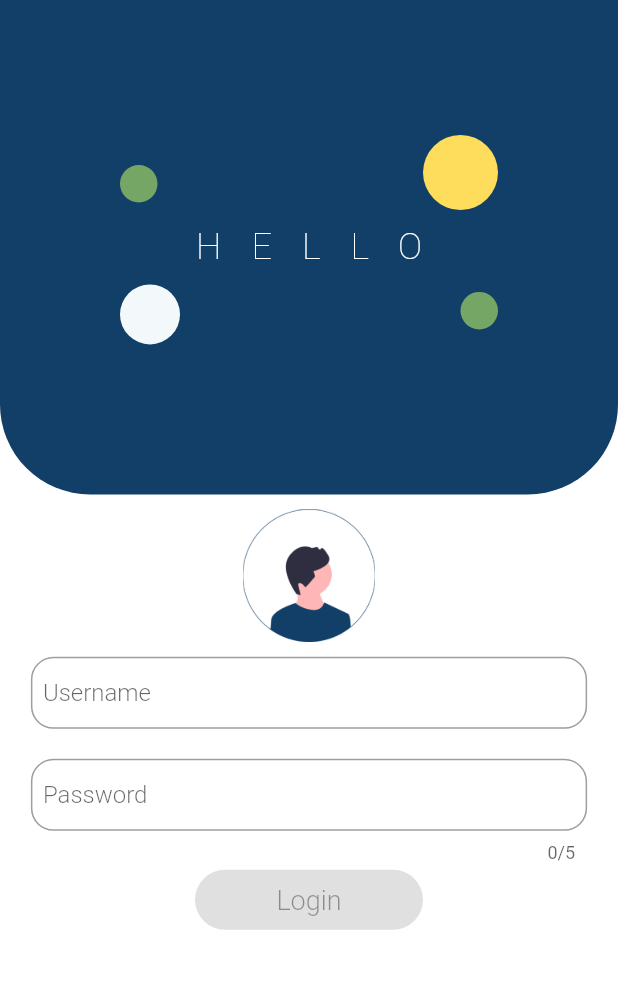
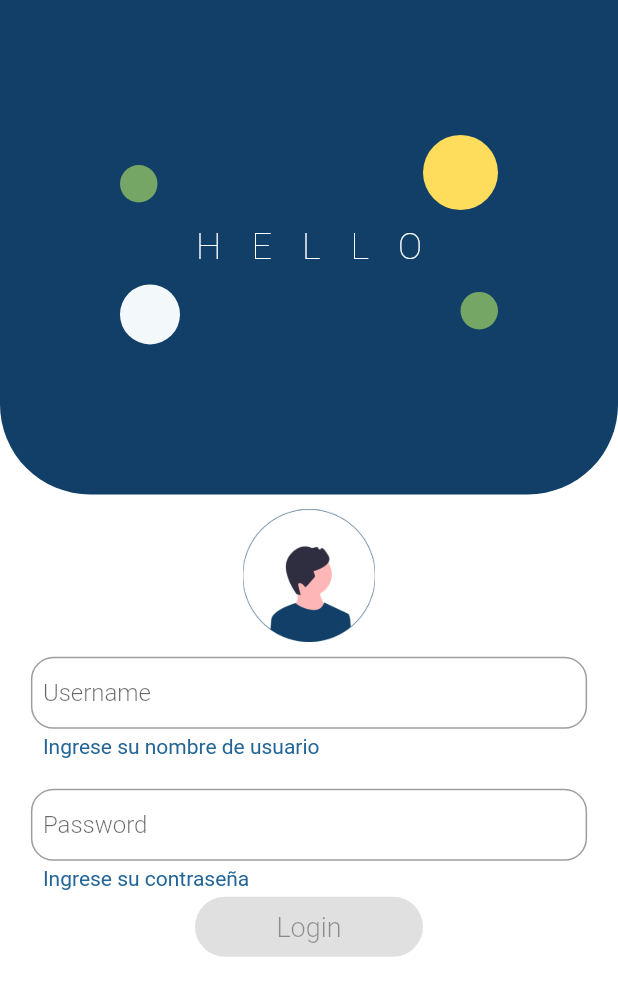
Before and after one commit to hamRS/test-evaluacion-tecnica, a Flutter app: the screen it shows after launch, on a phone screen of 412 x 824 dp. Shown: the top 996 px of the screen. Run offline on Flutter 3.47's test engine with Material 2 defaults, Android fonts, the phone set to English and light mode, and no system bars; our stand-ins replace bloc, equatable, flutter_bloc, formz.

```diff
--- /dev/null
+++ b/lib/core/routes/app_router.dart
@@ -0,0 +1,8 @@
+import 'package:flutter/material.dart';
+import 'package:flutter_tech/features/login/presentation/page/login_page.dart';
+
+class AppRouter {
+  static Map<String, WidgetBuilder> routes = {
+    "/": (context) => const LoginPage(),
+  };
+}
--- a/lib/features/login/presentation/page/login_page.dart
+++ b/lib/features/login/presentation/page/login_page.dart
@@ -6,6 +6,7 @@ import 'package:flutter_tech/features/login/presentation/bloc/login_page_form_bl
 import 'package:flutter_tech/features/login/presentation/view/login_view.dart';
 
 class LoginPage extends StatelessWidget {
+  static const String route = "/";
   const LoginPage({super.key});
 
   @override
--- a/lib/features/login/presentation/validation/password_input.dart
+++ b/lib/features/login/presentation/validation/password_input.dart
@@ -26,11 +26,11 @@ extension UsernameInputErrorMessage on PasswordInputError {
   String? get errorMessage {
     switch (this) {
       case PasswordInputError.empty:
-        return "Password no puede ser vacio";
+        return "Ingrese su contraseña";
       case PasswordInputError.notValid:
-        return "Password debe ser numerico";
+        return "Ingrese un numero";
       case PasswordInputError.lessthan5:
-        return "Password debe ser 5 digitos";
+        return "La contraseña debe tener 5 digitos";
     }
   }
 }
--- a/lib/features/login/presentation/validation/username_intput.dart
+++ b/lib/features/login/presentation/validation/username_intput.dart
@@ -22,7 +22,7 @@ extension UsernameInputErrorMessage on UsernameInputError {
   String? get errorMessage {
     switch (this) {
       case UsernameInputError.empty:
-        return "Username no puede ser vacio";
+        return "Ingrese su nombre de usuario";
     }
   }
 }
--- a/lib/features/login/presentation/view/login_view.dart
+++ b/lib/features/login/presentation/view/login_view.dart
@@ -8,6 +8,8 @@ import 'package:flutter_tech/core/ui/constants/colors.dart';
 import 'package:flutter_tech/core/ui/constants/styles.dart';
 import 'package:flutter_tech/features/common/presentation/widgets/button_widget.dart';
 import 'package:flutter_tech/features/login/presentation/bloc/login_page_form_bloc.dart';
+import 'package:flutter_tech/features/login/presentation/validation/password_input.dart';
+import 'package:flutter_tech/features/login/presentation/validation/username_intput.dart';
 import 'package:flutter_tech/features/login/presentation/widgets/login_text_field.dart';
 
 class LoginView extends StatelessWidget {
@@ -53,6 +55,9 @@ class _LoginForm extends StatelessWidget {
             SizedBox(
               width: MediaQuery.of(context).size.width * 0.9,
               child: LoginTextField(
+                errorMessage: state.usernameInput.error != null
+                    ? state.usernameInput.error?.errorMessage
+                    : "",
                 onChanged: (value) {
                   context.read<LoginPageFormBloc>().add(
                         LoginPageUsernameChanged(
@@ -75,12 +80,16 @@ class _LoginForm extends StatelessWidget {
             SizedBox(
               width: MediaQuery.of(context).size.width * 0.9,
               child: LoginTextField(
+                errorMessage: state.passwordInput.error != null
+                    ? state.passwordInput.error?.errorMessage
+                    : "",
                 obscureText: true,
                 maxLength: 5,
                 hintText: 'Password',
                 keyboardType: TextInputType.number,
                 inputFormatters: [
                   FilteringTextInputFormatter.digitsOnly,
+                  LengthLimitingTextInputFormatter(5),
                 ],
                 onChanged: (value) {
                   context.read<LoginPageFormBloc>().add(
--- a/lib/features/login/presentation/widgets/login_text_field.dart
+++ b/lib/features/login/presentation/widgets/login_text_field.dart
@@ -13,6 +13,7 @@ class LoginTextField extends StatefulWidget {
     this.keyboardType,
     this.obscureText,
     this.maxLength,
+    this.errorMessage,
   });
 
   final List<TextInputFormatter>? inputFormatters;
@@ -21,7 +22,7 @@ class LoginTextField extends StatefulWidget {
   final TextInputType? keyboardType;
   final bool? obscureText;
   final int? maxLength;
-
+  final String? errorMessage;
   @override
   State<LoginTextField> createState() => _LoginTextFieldState();
 }
@@ -31,9 +32,12 @@ class _LoginTextFieldState extends State<LoginTextField> {
 
   @override
   Widget build(BuildContext context) {
-    return TextField(
+    return Column(
+      mainAxisAlignment: MainAxisAlignment.start,
+      crossAxisAlignment: CrossAxisAlignment.start,
+      children: [
+        TextField(
           controller: _controller,
-      maxLength: widget.maxLength,
           obscureText: widget.obscureText ?? false,
           onChanged: (value) => widget.onChanged!(value),
           keyboardType: widget.keyboardType,
@@ -64,6 +68,17 @@ class _LoginTextFieldState extends State<LoginTextField> {
               ),
             ),
           ),
+        ),
+        Padding(
+          padding: const EdgeInsets.only(left: 8, top: 4),
+          child: Text(
+            widget.errorMessage ?? "",
+            style: const TextStyle(
+              color: kTextColor,
+            ),
+          ),
+        ),
+      ],
     );
   }
 
--- a/lib/main.dart
+++ b/lib/main.dart
@@ -1,4 +1,5 @@
 import 'package:flutter/material.dart';
+import 'package:flutter_tech/core/routes/app_router.dart';
 import 'package:flutter_tech/features/login/presentation/page/login_page.dart';
 
 void main() {
@@ -12,11 +13,11 @@ class MyApp extends StatelessWidget {
   @override
   Widget build(BuildContext context) {
     return MaterialApp(
-      title: 'Flutter Demo',
       theme: ThemeData(
         primarySwatch: Colors.blue,
       ),
-      home: const LoginPage(),
+      routes: AppRouter.routes,
+      initialRoute: "/",
     );
   }
 }
```
Lines whose indentation alone changed are shown as unchanged.
